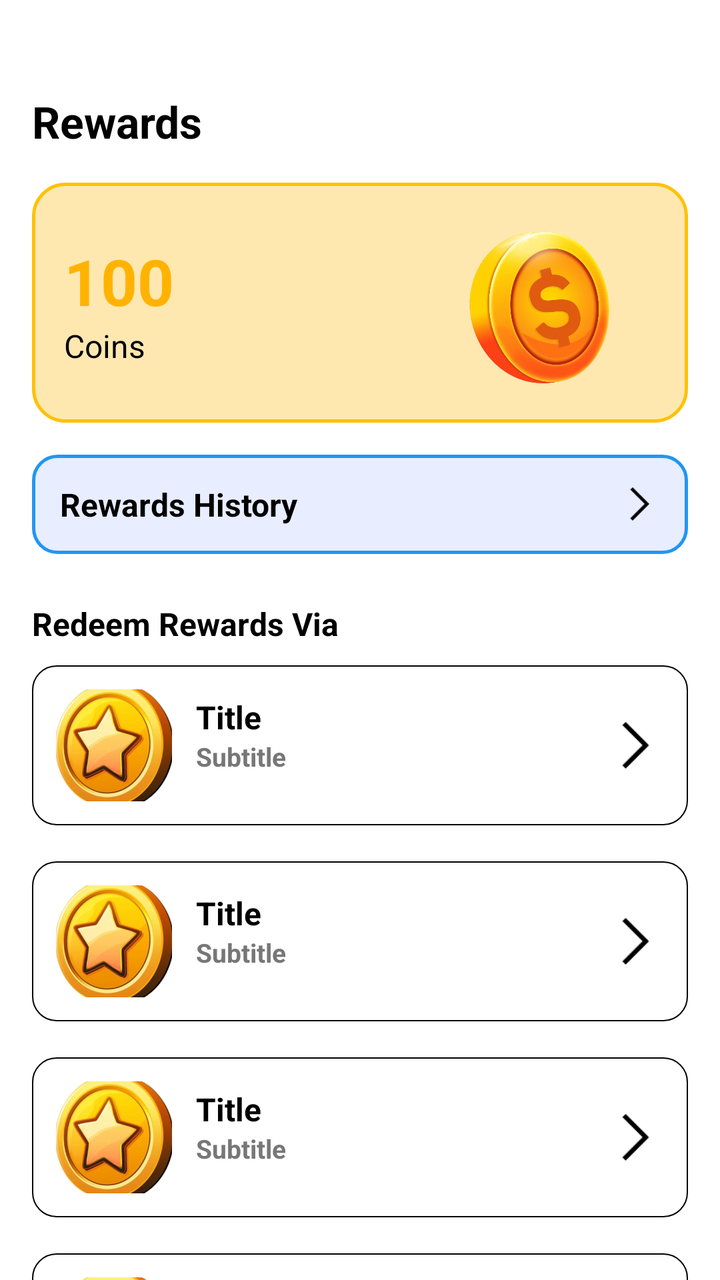
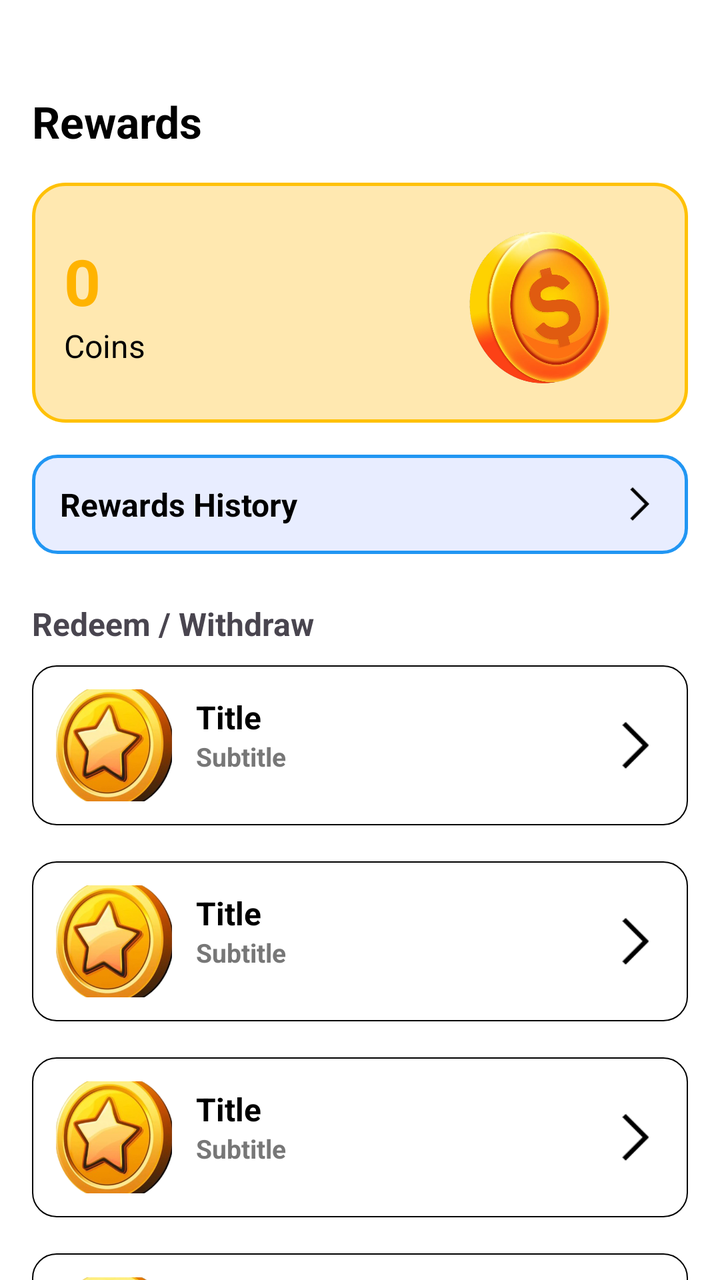

An Android layout rendered at two revisions. The XML below is the earlier revision; the diff shows what the commit changed to produce the second picture.
<!-- AndroidManifest.xml: application theme Theme.RGamer -->
<!-- res/layout/fragment_reward.xml -->
<?xml version="1.0" encoding="utf-8"?>
<ScrollView xmlns:android="http://schemas.android.com/apk/res/android"
    android:layout_width="match_parent"
    android:layout_height="match_parent"
    android:background="#FFFFFF"
    android:scrollbars="none"
    android:overScrollMode="never">

    <LinearLayout
        android:layout_width="match_parent"
        android:layout_height="wrap_content"
        android:orientation="vertical"
        android:layout_marginTop="30dp"
        android:padding="16dp">

        
        <TextView
            android:layout_width="wrap_content"
            android:layout_height="wrap_content"
            android:text="Rewards"
            android:textSize="22sp"
            android:textStyle="bold"
            android:textColor="#000000" />

        
        <LinearLayout
            android:layout_width="match_parent"
            android:layout_height="120dp"
            android:layout_marginTop="16dp"
            android:background="@drawable/bg_reward_card"
            android:padding="16dp"
            android:gravity="center_vertical"
            android:orientation="horizontal">

            <LinearLayout
                android:layout_width="0dp"
                android:layout_height="wrap_content"
                android:layout_weight="1"
                android:orientation="vertical">

                <TextView
                    android:id="@+id/txtCoins"
                    android:layout_width="wrap_content"
                    android:layout_height="wrap_content"
                    android:text="100"
                    android:textSize="32sp"
                    android:textStyle="bold"
                    android:textColor="#FFB300" />

                <TextView
                    android:layout_width="wrap_content"
                    android:layout_height="wrap_content"
                    android:text="Coins"
                    android:textSize="16sp"
                    android:textColor="#000000" />
            </LinearLayout>

            <ImageView
                android:layout_width="114dp"
                android:layout_height="120dp"
                android:contentDescription="coin"
                android:src="@drawable/ic_coin" />
        </LinearLayout>

        
        <LinearLayout
            android:id="@+id/btnHistory"
            android:layout_width="match_parent"
            android:layout_height="wrap_content"
            android:layout_marginTop="16dp"
            android:background="@drawable/bg_history"
            android:padding="14dp"
            android:gravity="center_vertical"
            android:orientation="horizontal">

            <TextView
                android:layout_width="0dp"
                android:layout_height="wrap_content"
                android:layout_weight="1"
                android:text="Rewards History"
                android:textSize="16sp"
                android:textColor="@color/black"
                android:textStyle="bold" />

            <ImageView
                android:layout_width="20dp"
                android:layout_height="20dp"
                android:src="@drawable/ic_arrow_right" />
        </LinearLayout>

        
        <TextView
            android:layout_width="wrap_content"
            android:layout_height="wrap_content"
            android:text="Redeem Rewards Via"
            android:textColor="@color/black"
            android:textStyle="bold"
            android:textSize="16sp"
            android:layout_marginTop="24dp" />

        
        <include layout="@layout/item_reward_option"
            android:id="@+id/upiOption" />

        
        <include layout="@layout/item_reward_option"
            android:id="@+id/googleOption" />

        
        <include layout="@layout/item_reward_option"
            android:id="@+id/mlOption" />

        
        <include layout="@layout/item_reward_option"
            android:id="@+id/lordsOption" />

    </LinearLayout>
</ScrollView>
<!-- res/layout/item_reward_option.xml (included above) -->
<?xml version="1.0" encoding="utf-8"?>
<LinearLayout xmlns:android="http://schemas.android.com/apk/res/android"
    android:layout_width="match_parent"
    android:layout_height="80dp"
    xmlns:app="http://schemas.android.com/apk/res-auto"
    android:padding="12dp"
    android:background="@drawable/bg_bottom_border"
    android:orientation="horizontal"
    android:layout_marginTop="10dp"
    android:layout_marginBottom="8dp"
    android:gravity="center_vertical">

    <ImageView
        android:id="@+id/icon"
        android:layout_width="58dp"
        android:layout_height="67dp"
        android:background="@drawable/splash_image_bg1"
        android:clipToOutline="true"
        android:scaleType="centerCrop"
        android:src="@drawable/ic_placeholder" />

    <LinearLayout
        android:layout_width="262dp"
        android:layout_height="wrap_content"
        android:layout_marginStart="12dp"
        android:layout_weight="1"
        android:orientation="vertical">

        <TextView
            android:id="@+id/title"
            android:layout_width="match_parent"
            android:layout_height="wrap_content"
            android:gravity="bottom"
            android:text="Title"
            android:textColor="@color/black"
            android:textSize="16dp"
            android:textStyle="bold" />

        <TextView
            android:id="@+id/subtitle"
            android:layout_width="match_parent"
            android:layout_height="28dp"
            android:text="Subtitle"
            android:textColor="#777777"
            android:textSize="13dp"
            android:textStyle="bold" />
    </LinearLayout>

    <ImageView
        android:layout_width="28dp"
        android:layout_height="wrap_content"
        android:src="@drawable/ic_arrow_right" />
</LinearLayout>
<!-- resources referenced by this layout -->
<resources>
  <color name="black">#FF000000</color>
  <!-- drawable bg_bottom_border (drawable) -->
  <?xml version="1.0" encoding="utf-8"?>
  <shape xmlns:android="http://schemas.android.com/apk/res/android"
      android:shape="rectangle">
  
      
      <solid android:color="@color/white" />
  
      
      <stroke
          android:width="0.5dp"
          android:color="@color/black" />
  
      
      <corners android:radius="12dp" />
  
  </shape>
  <!-- drawable bg_history (drawable) -->
  <shape xmlns:android="http://schemas.android.com/apk/res/android">
      <solid android:color="#E8EDFF"/>
      <corners android:radius="12dp"/>
      <stroke
          android:width="1.5dp"
          android:color="@color/color_blue"/>
  </shape>
  <!-- drawable bg_reward_card (drawable) -->
  <shape xmlns:android="http://schemas.android.com/apk/res/android">
      <solid android:color="#FFE8B0"/>
      <corners android:radius="16dp"/>
      <stroke
          android:width="1.5dp"
          android:color="#FFC107"/>
  </shape>
  <!-- drawable ic_arrow_right: png bitmap (drawable, 496 bytes) -->
  <!-- drawable ic_coin: png bitmap (drawable, 507750 bytes) -->
  <!-- drawable ic_placeholder: png bitmap (drawable, 124043 bytes) -->
  <!-- drawable splash_image_bg1 (drawable) -->
  <?xml version="1.0" encoding="utf-8"?>
  <shape xmlns:android="http://schemas.android.com/apk/res/android">
      <solid android:color="#FFFFFF"/>
      <corners android:radius="25dp"/>
  </shape>
  <style name="Theme.RGamer" parent="Base.Theme.RGamer" />
  <color name="white">#FFFFFFFF</color>
  <color name="color_blue">#2196F3</color>
  <style name="Base.Theme.RGamer" parent="Theme.Material3.DayNight.NoActionBar">
          
          
      </style>
</resources>

<!-- the commit's change to res/layout/fragment_reward.xml (unified diff, before → after) -->
@@ -15,12 +15,12 @@
 
         
         <TextView
-            android:layout_width="wrap_content"
-            android:layout_height="wrap_content"
             android:text="Rewards"
             android:textSize="22sp"
             android:textStyle="bold"
-            android:textColor="#000000" />
+            android:textColor="#000000"
+            android:layout_width="wrap_content"
+            android:layout_height="wrap_content" />
 
         
         <LinearLayout
@@ -40,25 +40,24 @@
 
                 <TextView
                     android:id="@+id/txtCoins"
-                    android:layout_width="wrap_content"
-                    android:layout_height="wrap_content"
-                    android:text="100"
+                    android:text="0"
                     android:textSize="32sp"
                     android:textStyle="bold"
-                    android:textColor="#FFB300" />
+                    android:textColor="#FFB300"
+                    android:layout_width="wrap_content"
+                    android:layout_height="wrap_content" />
 
                 <TextView
-                    android:layout_width="wrap_content"
-                    android:layout_height="wrap_content"
                     android:text="Coins"
                     android:textSize="16sp"
-                    android:textColor="#000000" />
+                    android:textColor="#000000"
+                    android:layout_width="wrap_content"
+                    android:layout_height="wrap_content" />
             </LinearLayout>
 
             <ImageView
                 android:layout_width="114dp"
                 android:layout_height="120dp"
-                android:contentDescription="coin"
                 android:src="@drawable/ic_coin" />
         </LinearLayout>
 
@@ -74,13 +73,13 @@
             android:orientation="horizontal">
 
             <TextView
-                android:layout_width="0dp"
-                android:layout_height="wrap_content"
-                android:layout_weight="1"
                 android:text="Rewards History"
                 android:textSize="16sp"
+                android:textStyle="bold"
                 android:textColor="@color/black"
-                android:textStyle="bold" />
+                android:layout_weight="1"
+                android:layout_width="0dp"
+                android:layout_height="wrap_content" />
 
             <ImageView
                 android:layout_width="20dp"
@@ -90,29 +89,19 @@
 
         
         <TextView
-            android:layout_width="wrap_content"
-            android:layout_height="wrap_content"
-            android:text="Redeem Rewards Via"
-            android:textColor="@color/black"
+            android:text="Redeem / Withdraw"
             android:textStyle="bold"
             android:textSize="16sp"
-            android:layout_marginTop="24dp" />
+            android:layout_marginTop="24dp"
+            android:layout_width="wrap_content"
+            android:layout_height="wrap_content" />
 
         
-        <include layout="@layout/item_reward_option"
-            android:id="@+id/upiOption" />
-
-        
-        <include layout="@layout/item_reward_option"
-            android:id="@+id/googleOption" />
-
-        
-        <include layout="@layout/item_reward_option"
-            android:id="@+id/mlOption" />
-
-        
-        <include layout="@layout/item_reward_option"
-            android:id="@+id/lordsOption" />
+        <include android:id="@+id/upiOption" layout="@layout/item_reward_option"/>
+        <include android:id="@+id/bankOption" layout="@layout/item_reward_option"/>
+        <include android:id="@+id/googleOption" layout="@layout/item_reward_option"/>
+        <include android:id="@+id/mlOption" layout="@layout/item_reward_option"/>
+        <include android:id="@+id/lordsOption" layout="@layout/item_reward_option"/>
 
     </LinearLayout>
 </ScrollView>
